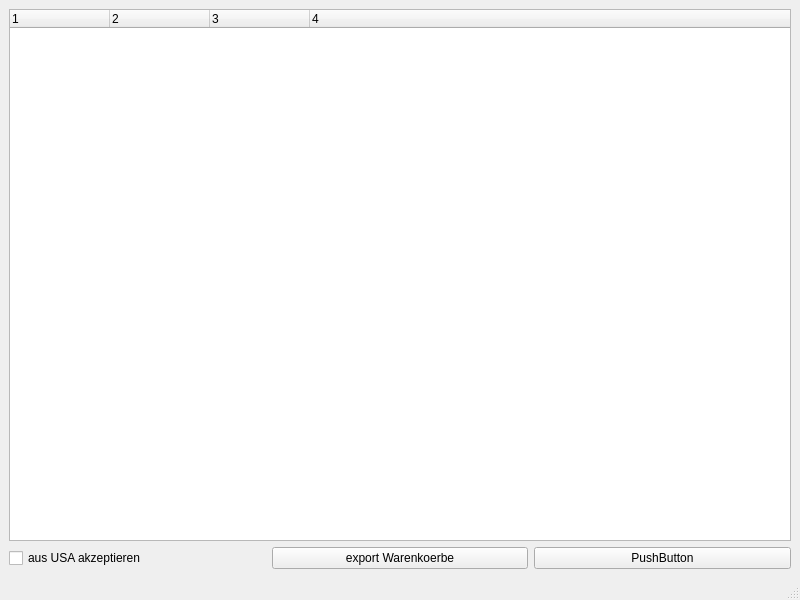
pioupus/pyBomQuote, file src/gui/mainwindow.ui: the form before one commit.
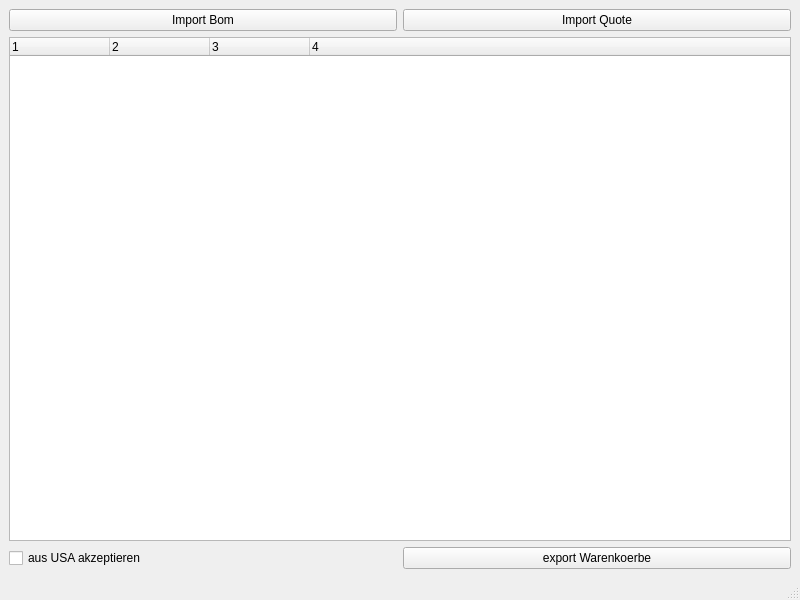
The form after the commit.

Patch:
```diff
--- a/src/gui/mainwindow.ui
+++ b/src/gui/mainwindow.ui
@@ -14,8 +14,26 @@
    <string>MainWindow</string>
   </property>
   <widget class="QWidget" name="centralwidget">
-   <layout class="QVBoxLayout" name="verticalLayout">
-    <item>
+   <layout class="QGridLayout" name="gridLayout">
+    <item row="0" column="0">
+     <layout class="QHBoxLayout" name="horizontalLayout_2">
+      <item>
+       <widget class="QPushButton" name="btnImportBom">
+        <property name="text">
+         <string>Import Bom</string>
+        </property>
+       </widget>
+      </item>
+      <item>
+       <widget class="QPushButton" name="btnImportQuote">
+        <property name="text">
+         <string>Import Quote</string>
+        </property>
+       </widget>
+      </item>
+     </layout>
+    </item>
+    <item row="1" column="0">
      <widget class="QTreeWidget" name="treeBOM">
       <property name="columnCount">
        <number>4</number>
@@ -42,13 +60,16 @@
       </column>
      </widget>
     </item>
-    <item>
+    <item row="2" column="0">
      <layout class="QHBoxLayout" name="horizontalLayout">
       <item>
        <widget class="QCheckBox" name="checkBox">
         <property name="text">
          <string>aus USA akzeptieren</string>
         </property>
+        <property name="checkable">
+         <bool>false</bool>
+        </property>
        </widget>
       </item>
       <item>
@@ -58,13 +79,6 @@
         </property>
        </widget>
       </item>
-      <item>
-       <widget class="QPushButton" name="btnPushButton2">
-        <property name="text">
-         <string>PushButton</string>
-        </property>
-       </widget>
-      </item>
      </layout>
     </item>
    </layout>
```
Left out of the diff: 2 changed lines with no effect on the pictures.
